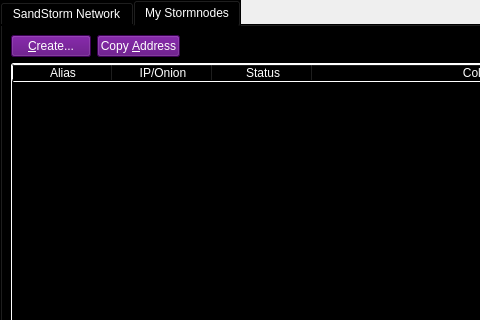
Old version of the form src/qt/forms/stormnodemanager.ui in the repository waffle-iron/DarkSilk-Release-Candidate; both pictures show x 0 to 480 and y 0 to 320 of the 723 by 457 pixel window.
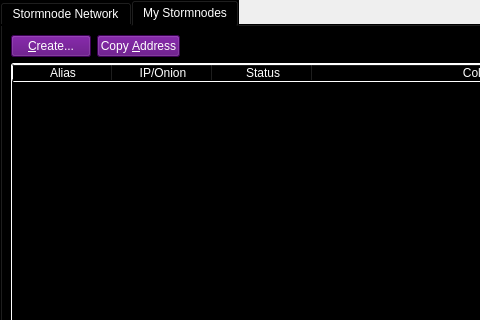
New version of the form.

Diff of the .ui file:
```diff
--- a/src/qt/forms/stormnodemanager.ui
+++ b/src/qt/forms/stormnodemanager.ui
@@ -43,7 +43,7 @@
        </property>
        <widget class="QWidget" name="tab">
         <attribute name="title">
-         <string>SandStorm Network</string>
+         <string>Stormnode Network</string>
         </attribute>
         <layout class="QGridLayout" name="gridLayout">
          <item row="1" column="0">
```
